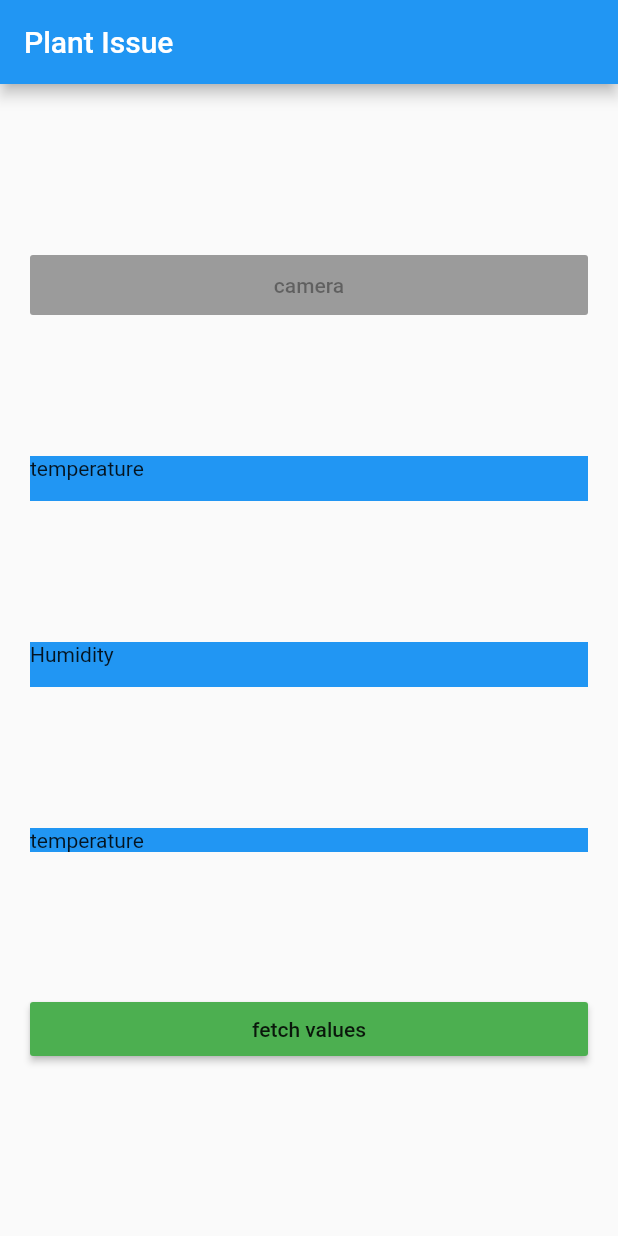
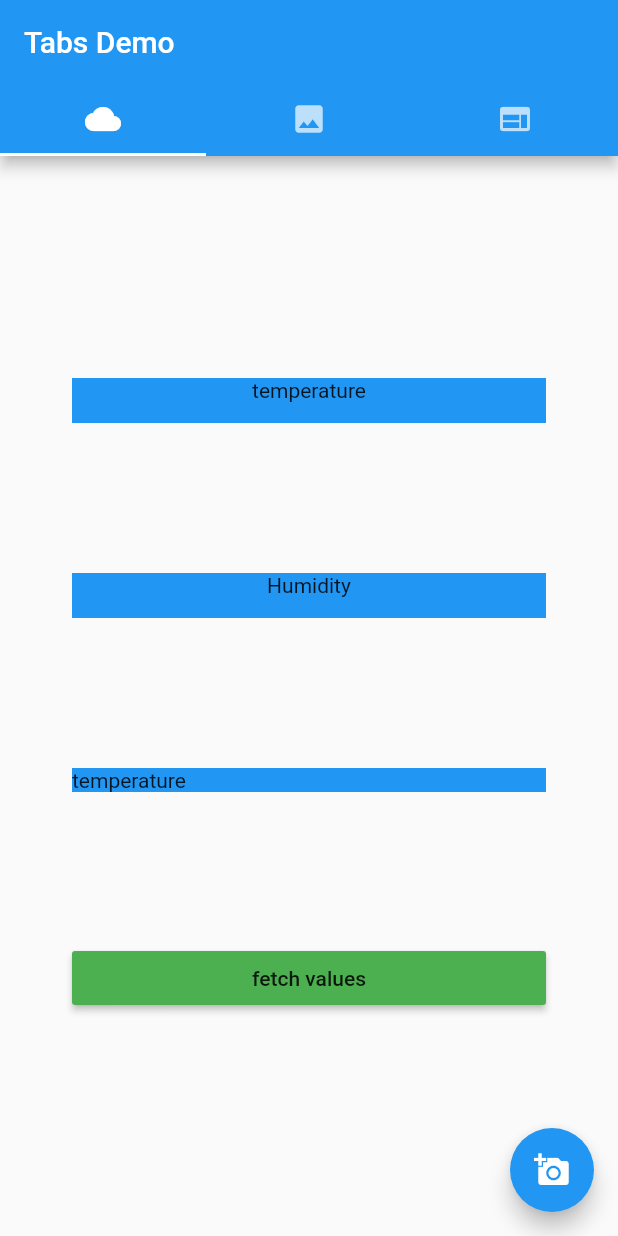
Before and after one commit to C-m3-Codin/rebootAgti, a Flutter app: the screen it shows after launch, on a phone screen of 412 x 824 dp. Run offline on Flutter 3.47's test engine with Material 2 defaults, Android fonts, the phone set to English and light mode, and no system bars; our stand-ins replace firebase_core, firebase_database, image_picker; accounts and stored records are empty.

Commit message:
image picker added

```diff
--- a/lib/main.dart
+++ b/lib/main.dart
@@ -1,6 +1,10 @@
+// import 'dart:html';
+
 import 'package:firebase_core/firebase_core.dart';
 import 'package:firebase_database/firebase_database.dart';
 import 'package:flutter/material.dart';
+import 'package:image_picker/image_picker.dart';
+import 'dart:io';
 
 void main() async {
   WidgetsFlutterBinding.ensureInitialized();
@@ -30,8 +34,10 @@ class MyApp extends StatelessWidget {
           // closer together (more dense) than on mobile platforms.
           visualDensity: VisualDensity.adaptivePlatformDensity,
         ),
-      home: MyHomePage(title: 'Flutter Demo Home Page'),
-    );
+        home: DefaultTabController(
+          length: 3,
+          child: MyHomePage(title: 'Flutter Demo Home Page'),
+        ));
   }
 }
 
@@ -64,45 +70,77 @@ class _MyHomePageState extends State<MyHomePage> {
     return da.toString();
   }
 
+  File _image;
+  final picker = ImagePicker();
+
+  Future getImage() async {
+    final pickedFile = await picker.getImage(source: ImageSource.camera);
+
+    setState(() {
+      if (pickedFile != null) {
+        _image = File(pickedFile.path);
+      } else {
+        print('No image selected.');
+      }
+    });
+  }
+
   @override
   Widget build(BuildContext context) {
     return SafeArea(
         child: Scaffold(
       appBar: AppBar(
-          title: Text("Plant Issue"),
+        bottom: TabBar(
+          tabs: [
+            Tab(icon: Icon(Icons.cloud)),
+            Tab(icon: Icon(Icons.image)),
+            Tab(icon: Icon(Icons.web)),
+          ],
         ),
-        body: Padding(
-          padding: const EdgeInsets.all(20.0),
+        title: Text('Tabs Demo'),
+      ),
+      body: TabBarView(children: [
+        Padding(
+          padding: const EdgeInsets.all(48.0),
+          child: Container(
+            child: Align(
+                alignment: Alignment.center,
                 child: Column(
                   mainAxisAlignment: MainAxisAlignment.spaceEvenly,
                   crossAxisAlignment: CrossAxisAlignment.stretch,
                   children: [
+                    // Container(
+                    //   height: 40,
+                    //   child: RaisedButton(
+                    //     onPressed: null,
+                    //     child: Text("camera"),
+                    //   ),
+                    // ),
                     Container(
-                height: 40,
-                child: RaisedButton(
-                  onPressed: null,
-                  child: Text("camera"),
-                ),
+                      color: Colors.blue,
+                      height: 30,
+                      child: temperature.isEmpty
+                          ? Text("temperature", textAlign: TextAlign.center)
+                          : Card(
+                              child: Text(temperature,
+                                  textAlign: TextAlign.center)),
                     ),
                     Container(
                       color: Colors.blue,
                       height: 30,
                       child: temperature.isEmpty
-                    ? Text("temperature")
-                    : Card(child: Text(temperature)),
-              ),
-              Container(
-                color: Colors.blue,
-                height: 30,
-                child: temperature.isEmpty
-                    ? Text("Humidity")
-                    : Card(child: Text(humidity)),
+                          ? Text("Humidity", textAlign: TextAlign.center)
+                          : Card(
+                              child:
+                                  Text(humidity, textAlign: TextAlign.center)),
                     ),
                     Container(
                       color: Colors.blue,
                       child: temperature.isEmpty
                           ? Text("temperature")
-                    : Card(child: Text(temperature)),
+                          : Card(
+                              child: Text(temperature,
+                                  textAlign: TextAlign.center)),
                     ),
                     RaisedButton(
                         color: Colors.green,
@@ -114,9 +152,29 @@ class _MyHomePageState extends State<MyHomePage> {
                         },
                         child: Text("fetch values")),
                   ],
+                )),
           ),
         ),
+        Container(
+          child: Column(
+            children: [
+              Container(
+                child: _image == null
+                    ? Text("Havent selected picture")
+                    : Center(
+                        child: Image.file(_image),
                       ),
-    );
+              )
+            ],
+          ),
+        ),
+        Icon(Icons.directions_bike),
+      ]),
+      floatingActionButton: FloatingActionButton(
+        onPressed: getImage,
+        tooltip: 'Pick Image',
+        child: Icon(Icons.add_a_photo),
+      ),
+    ));
   }
 }
```
Lines whose indentation alone changed are shown as unchanged.
